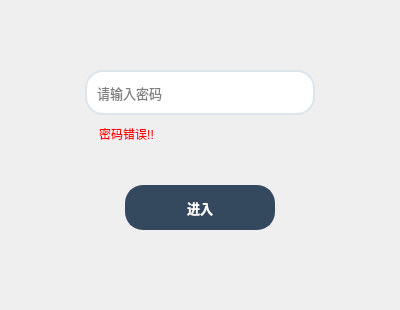
Before: the Qt Designer form gui/LoginUi.ui in Malloc-Luo/py-passwordmanager, drawn with Qt 5.
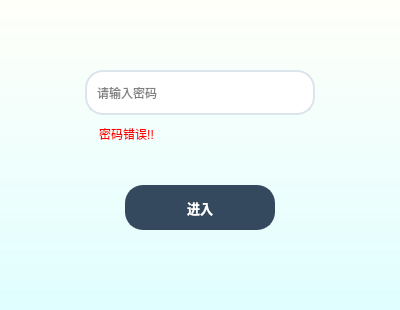
After: the same form once the commit is applied. Icons and pictures are not drawn.

Patch:
```diff
--- a/gui/LoginUi.ui
+++ b/gui/LoginUi.ui
@@ -35,6 +35,9 @@
    <iconset>
     <normaloff>src/icon/MainIcon.ico</normaloff>src/icon/MainIcon.ico</iconset>
   </property>
+  <property name="styleSheet">
+   <string notr="true">background-color: qlineargradient(spread:reflect, x1:1, y1:0, x2:1, y2:1, stop:0 rgba(255, 255, 249, 247), stop:1 rgba(224, 254, 255, 255));</string>
+  </property>
   <widget class="QLineEdit" name="lineEdit">
    <property name="geometry">
     <rect>
@@ -52,8 +55,8 @@
    </property>
    <property name="font">
     <font>
-     <family>Consolas</family>
-     <pointsize>10</pointsize>
+     <family>Microsoft YaHei UI</family>
+     <pointsize>9</pointsize>
      <weight>50</weight>
      <bold>false</bold>
     </font>
@@ -64,6 +67,7 @@
 	padding:8px;
 	border-radius:18px;
 	border:2px solid #DCE4EC;
+	background:white;
 }
 QLineEdit:focus {
 	border:2px solid #34495E;
```
